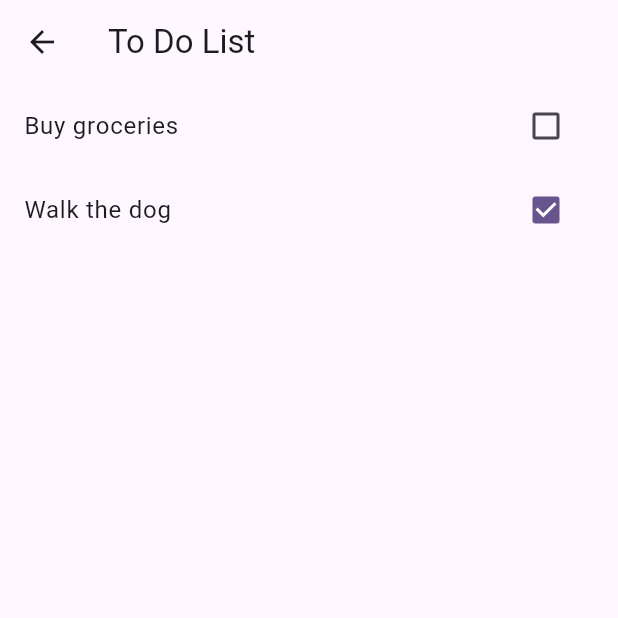
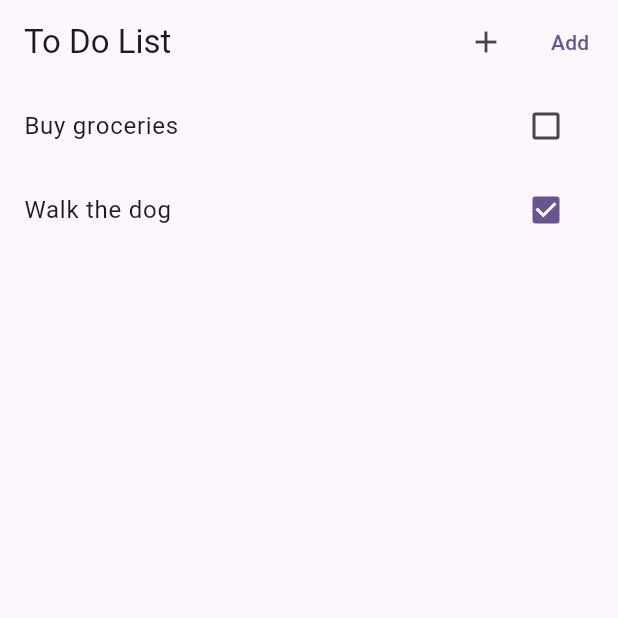
Before and after one commit to userlinklearner/To_do_flutter, a Flutter app: the HomePage screen opened directly, on a phone screen of 412 x 824 dp, the top half of it. Run offline on Flutter 3.47's test engine with Material 3 defaults, Android fonts, the phone set to English and light mode, and no system bars.

Commit message:
New page for adding new To Dos

```diff
--- a/lib/main.dart
+++ b/lib/main.dart
@@ -19,7 +19,7 @@ class MyApp extends StatelessWidget {
         colorScheme: ColorScheme.fromSeed(seedColor: Colors.deepPurple),
         useMaterial3: true,
       ),
-      home: const AddingPage(),
+      home: const HomePage(),
     );
   }
 }
--- a/lib/pages/home_page.dart
+++ b/lib/pages/home_page.dart
@@ -1,6 +1,7 @@
 import 'package:flutter/material.dart';
 import 'package:to_do_list/models/to_do.dart';
 import 'package:to_do_list/widgets/todo_tile.dart';
+import 'package:to_do_list/pages/adding_page.dart';
 
 class HomePage extends StatefulWidget {
   const HomePage({Key? key}) : super(key: key);
@@ -20,6 +21,18 @@ class _HomePageState extends State<HomePage> {
     return Scaffold(
       appBar: AppBar(
         title: Text('To Do List'),
+        actions: [
+          IconButton(
+            icon: Icon(Icons.add),
+            onPressed: () async {
+              final newToDo = (await Navigator.of(context).push(MaterialPageRoute(builder: (context) =>  AddingPage())))as ToDo; //learn about casting
+              setState(() {
+                toDos.add(newToDo);
+              });
+            },
+          ),
+          TextButton(onPressed: (){}, child: Text('Add')),
+        ],
       ),
       body: ListView.builder(
         itemCount: toDos.length,
```
Also changed, not shown: lib/pages/adding_page.dart (+8 -4 lines).
